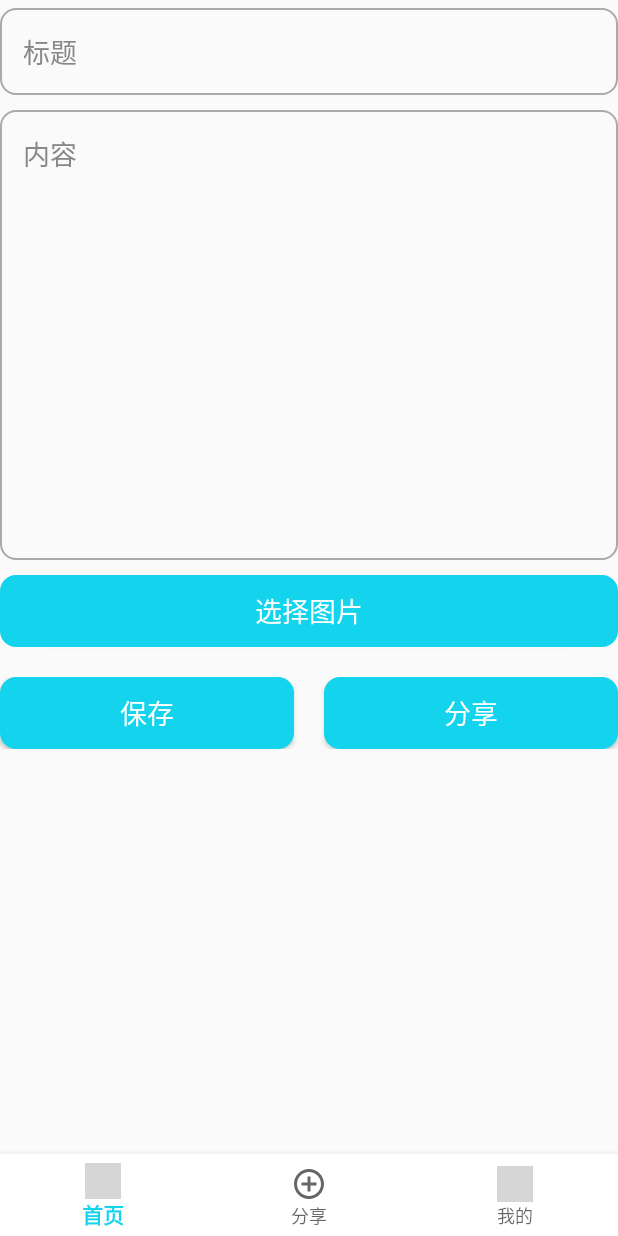
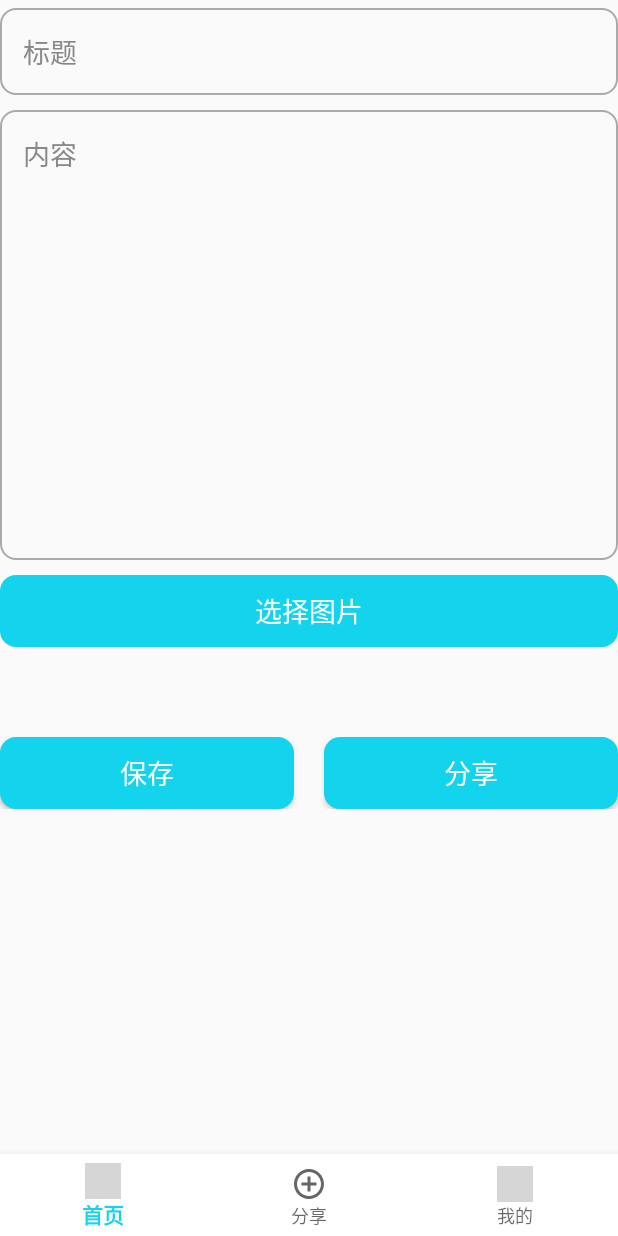
Before and after one commit to 1473203493/PhotoSharing, an Android app: the fragment AddFragment placed in its activity, on a phone screen of 412 x 824 dp. Run offline under Robolectric (Android 15) with nearby library versions, the phone set to English and light mode, and no system bars; our stand-ins replace Picasso; pictures from the network do not load; grey boxes are pictures that could not be loaded.

Commit message:
Update fragment_add.xml
add margin

```diff
--- a/app/src/main/res/layout/fragment_add.xml
+++ b/app/src/main/res/layout/fragment_add.xml
@@ -65,7 +65,7 @@
                 android:layout_below="@id/add_img"
                 android:orientation="horizontal"
                 android:gravity="center"
-                android:layout_marginTop="20dp">
+                android:layout_marginTop="60dp"> <!-- 增加 marginTop 值 -->
 
                 <!-- 保存按钮 -->
                 <Button
```
